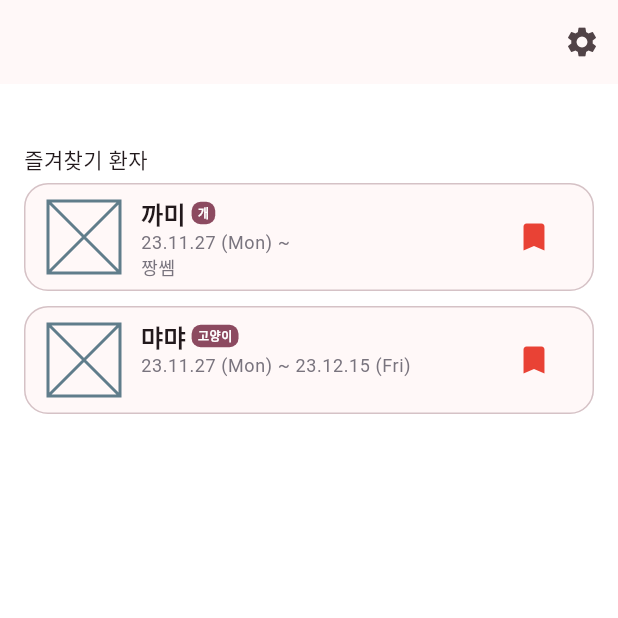
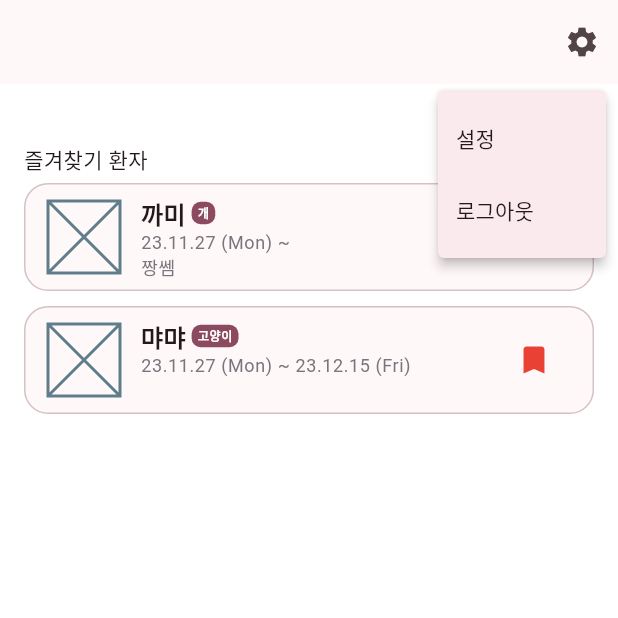
Before and after one commit to wotosts/care_paw, a Flutter app: the MyInfoPage screen opened directly, after a tap on the "settings" icon, on a phone screen of 412 x 824 dp, the top half of it. Run offline on Flutter 3.47's test engine with Material 3 defaults, Android fonts, the phone set to English and light mode, and no system bars; our stand-ins replace freezed_annotation, hooks_riverpod, supabase_flutter; accounts and stored records are empty.

Commit message:
feat: 내정보 탭 로그아웃 기능 추가

```diff
--- a/lib/feature/home/my_info_page.dart
+++ b/lib/feature/home/my_info_page.dart
@@ -10,6 +10,15 @@ import '../../model/hospitalization.dart';
 import '../../model/user.dart';
 import '../components/animal_list_item.dart';
 
+enum MyInfoMenu {
+  setting('설정'),
+  logout('로그아웃');
+
+  final String korean;
+
+  const MyInfoMenu(this.korean);
+}
+
 class MyInfoPage extends ConsumerStatefulWidget {
   const MyInfoPage({super.key});
 
@@ -19,9 +28,7 @@ class MyInfoPage extends ConsumerStatefulWidget {
 
 class _MyInfoPageState extends ConsumerState<MyInfoPage> {
   Widget _profile(User user) {
-    var textTheme = Theme
-        .of(context)
-        .textTheme;
+    var textTheme = Theme.of(context).textTheme;
     return Padding(
         padding: const EdgeInsets.symmetric(vertical: 12),
         child: Row(
@@ -49,6 +56,7 @@ class _MyInfoPageState extends ConsumerState<MyInfoPage> {
 
   @override
   Widget build(BuildContext context) {
+    final viewModel = ref.read(homeViewModelProvider.notifier);
     final list = ref.watch(homeViewModelProvider.select((value) => value.list));
     final user = ref.watch(homeViewModelProvider.select((value) => value.user));
 
@@ -57,7 +65,28 @@ class _MyInfoPageState extends ConsumerState<MyInfoPage> {
     return Scaffold(
         backgroundColor: Colors.white,
         appBar: AppBar(
-          actions: [IconButton(onPressed: () {}, icon: Icon(Icons.settings))],
+          actions: [
+            PopupMenuButton<MyInfoMenu>(
+                icon: const Icon(Icons.settings),
+                offset: const Offset(0, 56),
+                onSelected: (MyInfoMenu menu) {
+                  switch (menu) {
+                    case MyInfoMenu.logout:
+                      viewModel.signOut().then((value) =>
+                          {context.push(RoutePath.splash, popItself: true)});
+                      break;
+                    case MyInfoMenu.setting:
+                      break;
+                  }
+                },
+                itemBuilder: (BuildContext context) => [
+                      for (MyInfoMenu menu in MyInfoMenu.values)
+                        PopupMenuItem(
+                          value: menu,
+                          child: Text(menu.korean),
+                        )
+                    ])
+          ],
         ),
         body: Container(
           padding: const EdgeInsets.symmetric(horizontal: 16),
@@ -77,8 +106,12 @@ class _MyInfoPageState extends ConsumerState<MyInfoPage> {
                             Padding(
                                 padding:
                                     const EdgeInsets.symmetric(vertical: 5),
-                          child: AnimalListItem(item: item, onClick: () {
-                      context.push(RoutePath.hospitalizationDetail, arguments: item.id);
+                                child: AnimalListItem(
+                                    item: item,
+                                    onClick: () {
+                                      context.push(
+                                          RoutePath.hospitalizationDetail,
+                                          arguments: item.id);
                                     }))
                         ],
                       ),
```
Lines whose indentation alone changed are shown as unchanged.
